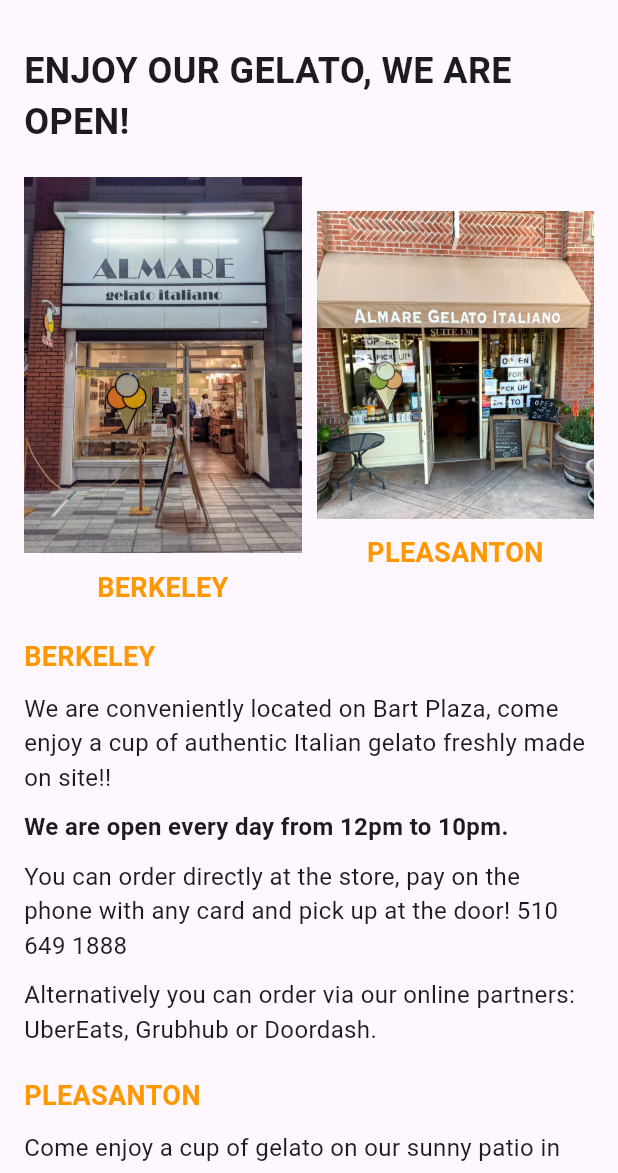
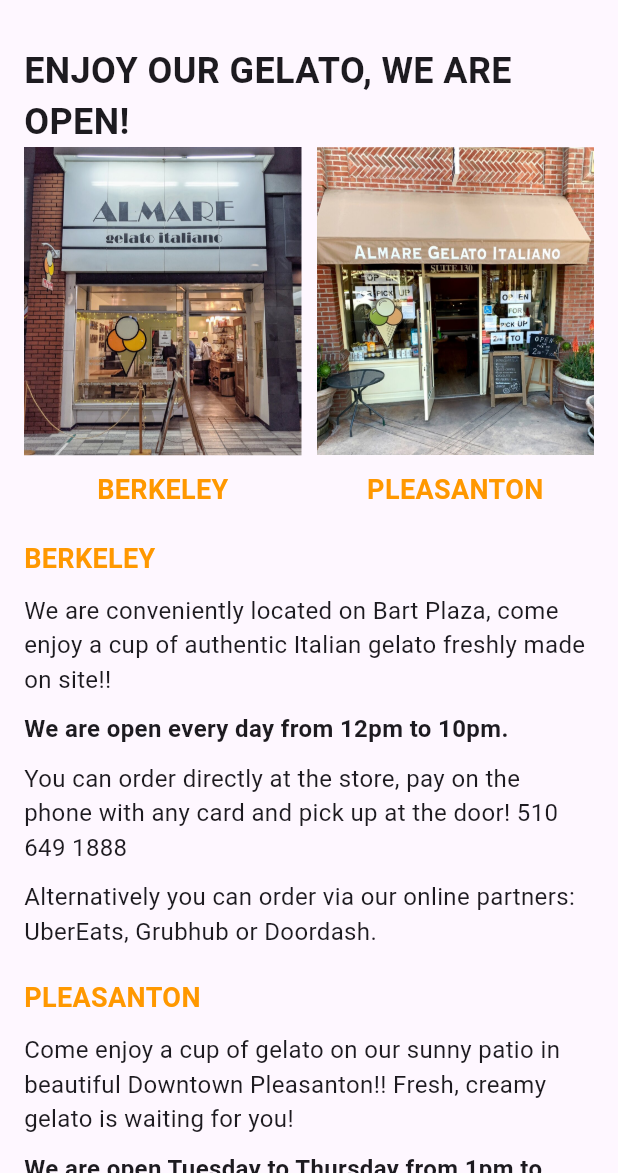
Before and after one commit to Daniel-Gray66/Almare-Gelato, a Flutter app: the screen it shows after launch, on a phone screen of 412 x 824 dp, the part 63-1236 px from its top. Run offline on Flutter 3.47's test engine with Material 3 defaults, Android fonts, the phone set to English and light mode, and no system bars.

Commit message:
HomeScreen: Fixed images being different heights

```diff
--- a/almare_gelato/lib/screens/home_screen.dart
+++ b/almare_gelato/lib/screens/home_screen.dart
@@ -24,7 +24,7 @@
                   style: TextStyle(fontSize: 24, fontWeight: FontWeight.bold),
                 ),
               ),
-              const SizedBox(height: 20),
+              // const SizedBox(height: 20),
               // Images Row
               Row(
                 mainAxisAlignment: MainAxisAlignment.spaceBetween,
@@ -32,8 +32,24 @@
                   Expanded(
                     child: Column(
                       children: [
-                        Image.asset('images/Berkeley.jpg'),
-                        const SizedBox(height: 10),
+                        FittedBox(
+                          fit: BoxFit.fill,
+                          child: ClipRRect(
+                            child: Container(
+                              child: Align(
+                                alignment: Alignment(-0.5, -0.2),
+                                widthFactor: 1,
+                                heightFactor: 0.82,
+                                child: Image.asset('images/Berkeley.jpg'),
+                              ),
+                            ),
+                          ),
+                        ),
+                        // Image.asset('images/Berkeley.jpg'),
+                        const SizedBox(
+                          height: 10,
+                          width: 10,
+                        ),
                         const Text(
                           'BERKELEY',
                           style: TextStyle(
@@ -45,11 +61,27 @@
                       ],
                     ),
                   ),
-                  const SizedBox(width: 10),
+                  const SizedBox(
+                    width: 10,
+                    height: 10,
+                  ),
                   Expanded(
                     child: Column(
                       children: [
-                      Image.asset('images/pleasanton.jpg'),
+                        FittedBox(
+                          fit: BoxFit.fill,
+                          child: ClipRRect(
+                            child: Container(
+                              child: Align(
+                                alignment: Alignment(-0.5, -0.2),
+                                widthFactor: 1,
+                                heightFactor: 1,
+                                child: Image.asset('images/pleasanton.jpg'),
+                              ),
+                            ),
+                          ),
+                        ),
+                        //Image.asset('images/pleasanton.jpg'),
                         const SizedBox(height: 10),
                         const Text(
                           'PLEASANTON',
```
